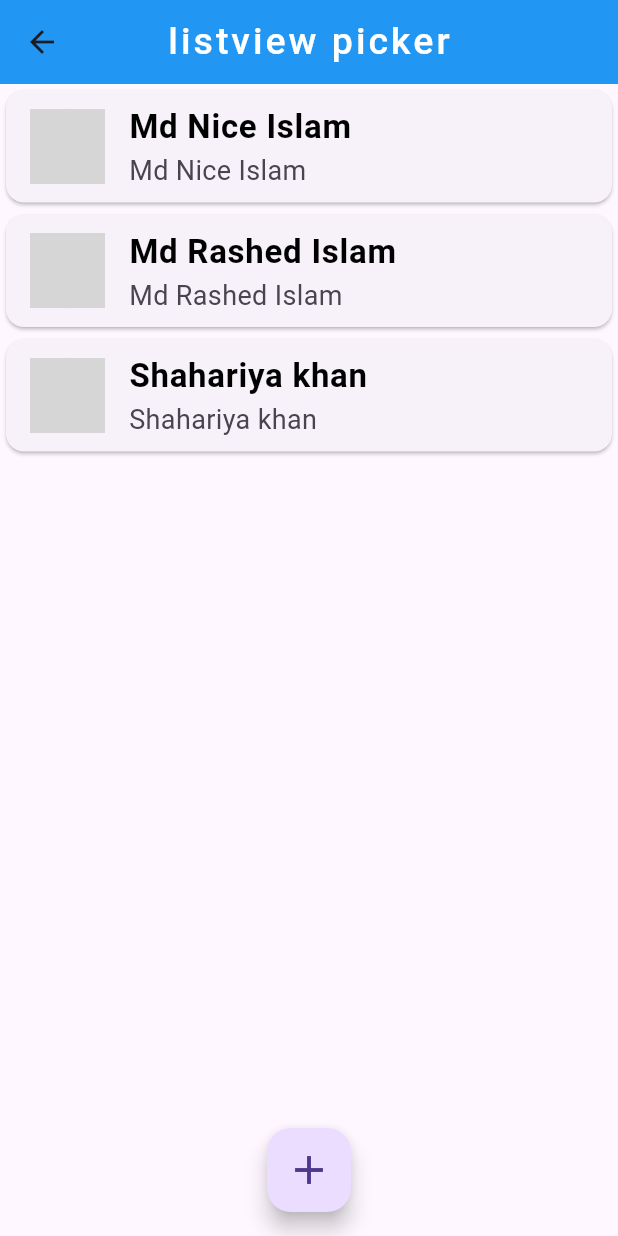
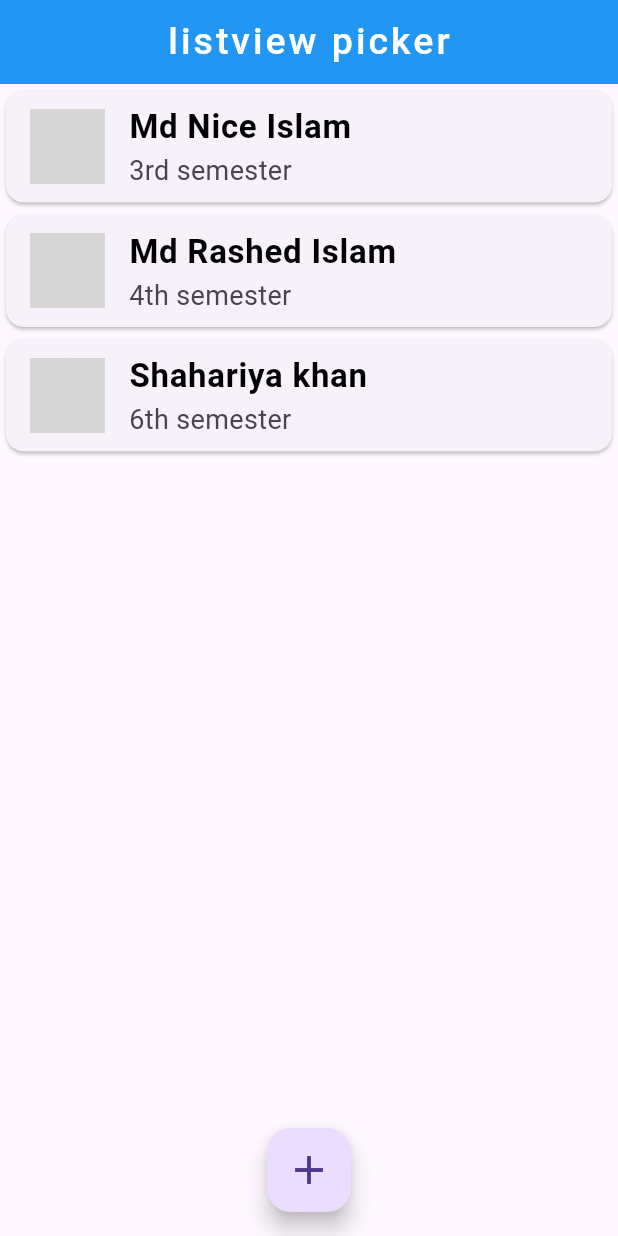
Before and after one commit to niceislam/practise3, a Flutter app: the HomeScreen screen opened directly, on a phone screen of 412 x 824 dp. Run offline on Flutter 3.47's test engine with Material 3 defaults, Android fonts, the phone set to English and light mode, and no system bars; network calls fail; grey boxes are pictures that could not be loaded.

Commit message:
update add screen

```diff
--- a/lib/app/home_screen.dart
+++ b/lib/app/home_screen.dart
@@ -32,12 +32,12 @@
         itemCount: Items.length,
         itemBuilder: (context, index) {
           final item = Items[index];
-          return GestureDetector(
+          return InkWell(
             onTap: () {
               Navigator.push(
                 context,
                 MaterialPageRoute(
-                  builder: (C) => DetailsScreeen(item: item.details),
+                  builder: (c) => DetailsScreeen(item: item.details),
                 ),
               );
             },
@@ -55,7 +55,21 @@
                     fontWeight: FontWeight.bold,
                   ),
                 ),
-                subtitle: Text("${item.name}", style: TextStyle(fontSize: 18)),
+                subtitle:
+                    int.parse(item.semester) == 2
+                        ? Text(
+                          "${item.semester}nd semester",
+                          style: TextStyle(fontSize: 18),
+                        )
+                        : int.parse(item.semester) == 3
+                        ? Text(
+                          "${item.semester}rd semester",
+                          style: TextStyle(fontSize: 18),
+                        )
+                        : Text(
+                          "${item.semester}th semester",
+                          style: TextStyle(fontSize: 18),
+                        ),
               ),
             ),
           );
@@ -64,7 +78,8 @@
       floatingActionButtonLocation: FloatingActionButtonLocation.centerFloat,
       floatingActionButton: FloatingActionButton(
         onPressed: () {
-          Navigator.push(context, MaterialPageRoute(builder: (c)=> ItemAdd()));},
+          Navigator.push(context, MaterialPageRoute(builder: (c) => ItemAdd()));
+        },
         child: Icon(Icons.add, size: 32),
       ),
     );
--- a/lib/app/item_details.dart
+++ b/lib/app/item_details.dart
@@ -19,7 +19,7 @@
     image:
         "https://encrypted-tbn0.gstatic.com/images?q=tbn:ANd9GcQkAJEkJQ1WumU0hXNpXdgBt9NUKc0QDVIiaw&s",
     name: "Md Nice Islam",
-    semester: "3rd semester",
+    semester: "3",
     details:
         'I am a Student of Dinajpur polytechnic Institute , my father name is Mokbul hossen',
   ),
@@ -27,7 +27,7 @@
     image:
         "https://encrypted-tbn0.gstatic.com/images?q=tbn:ANd9GcQksR3Lt2Iy2rlmUKvJmc27GcXpe297gINhTA&s",
     name: "Md Rashed Islam",
-    semester: "4th semester",
+    semester: "4",
     details:
         "I am a Student of Rangpur polytechnic Institute , my father name is Akter hossen",
   ),
@@ -35,7 +35,7 @@
     image:
         "https://encrypted-tbn0.gstatic.com/images?q=tbn:ANd9GcTXxls9u_fRkoQHQVhVid9MGdPPi7_V5uYzHA&s",
     name: "Shahariya khan",
-    semester: "6th semester",
+    semester: "6",
     details:
         "I am a bekar, ami akta bangladeshi bekar amake keu valobashun please",
   ),
--- a/lib/main.dart
+++ b/lib/main.dart
@@ -14,7 +14,7 @@
   Widget build(BuildContext context) {
     return MaterialApp(
       debugShowCheckedModeBanner: false,
-      home: ItemAdd(),
+      home: HomeScreen(),
     );
   }
 }
```
Also changed, not shown: lib/app/item_add.dart (+15 -6 lines).
